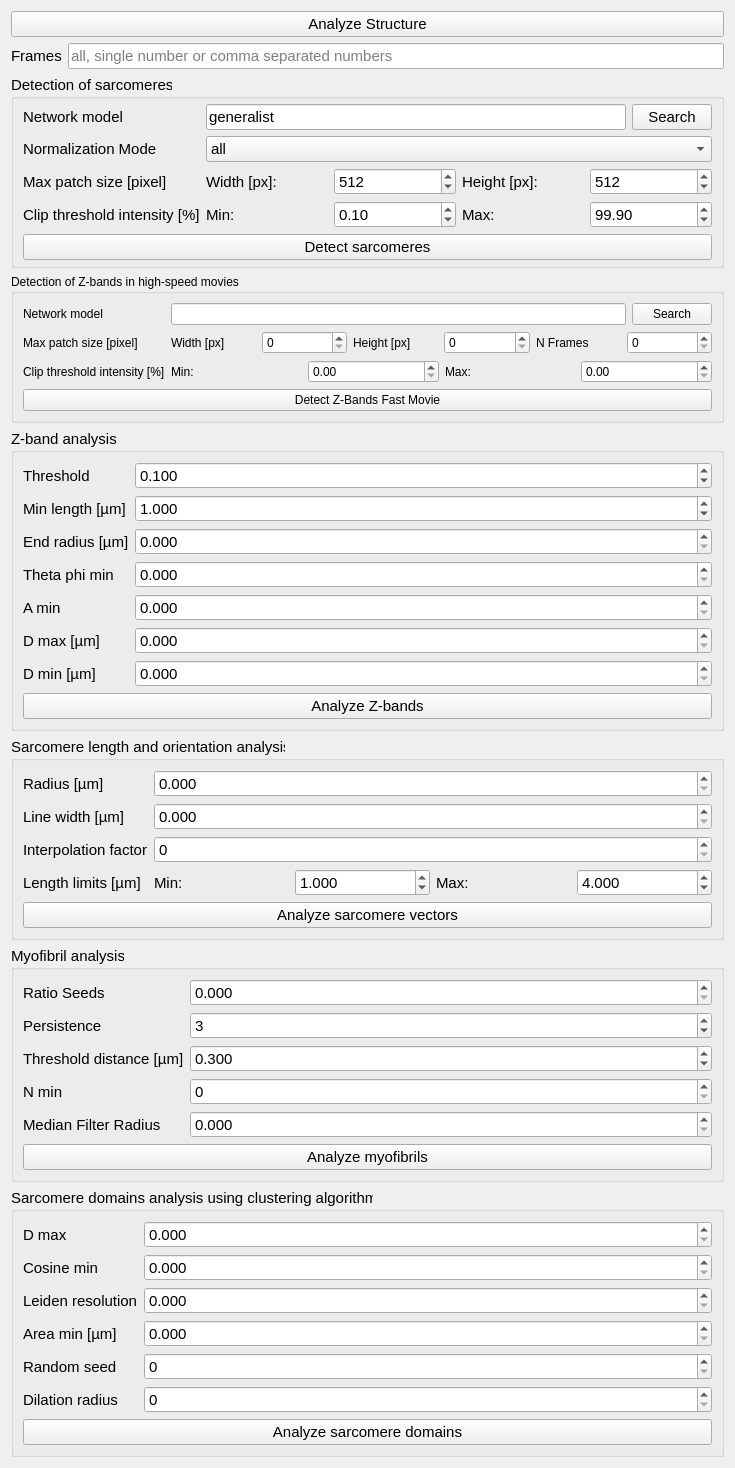
The window that sarcasm_app/ui-files/parameters_structure_analysis.ui (danihae/SarcAsM) describes before a commit, drawn with Qt 5.
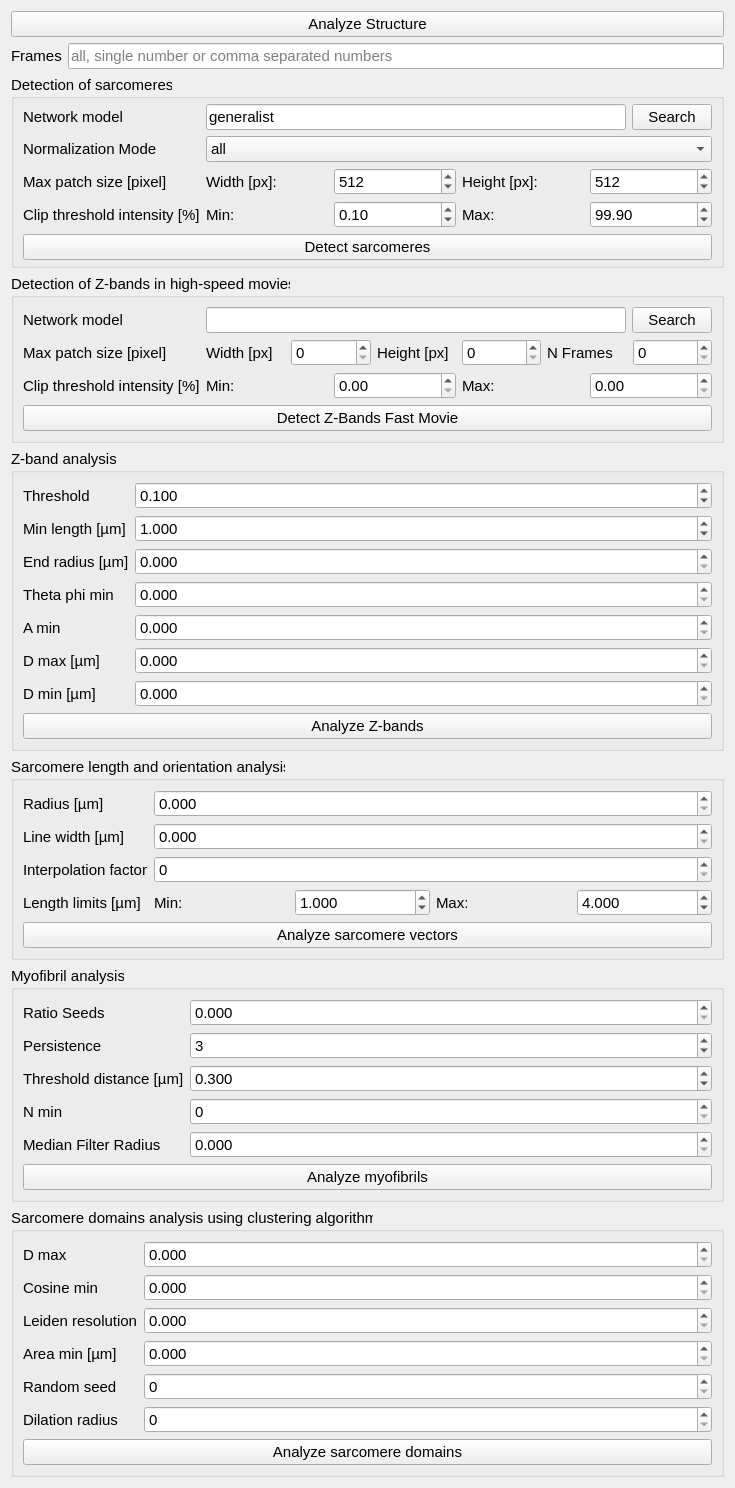
The same window after the commit.

Commit message: update ui file (font of groupbox 6) remove normalization mode

```diff
--- a/sarcasm_app/ui-files/parameters_structure_analysis.ui
+++ b/sarcasm_app/ui-files/parameters_structure_analysis.ui
@@ -950,6 +950,11 @@
    </item>
    <item row="3" column="0" colspan="2">
     <widget class="QGroupBox" name="groupBox_6">
+     <property name="font">
+      <font>
+       <pointsize>11</pointsize>
+      </font>
+     </property>
      <property name="title">
       <string>Detection of Z-bands in high-speed movies</string>
      </property>
```
The commit also changes 4 other files.
